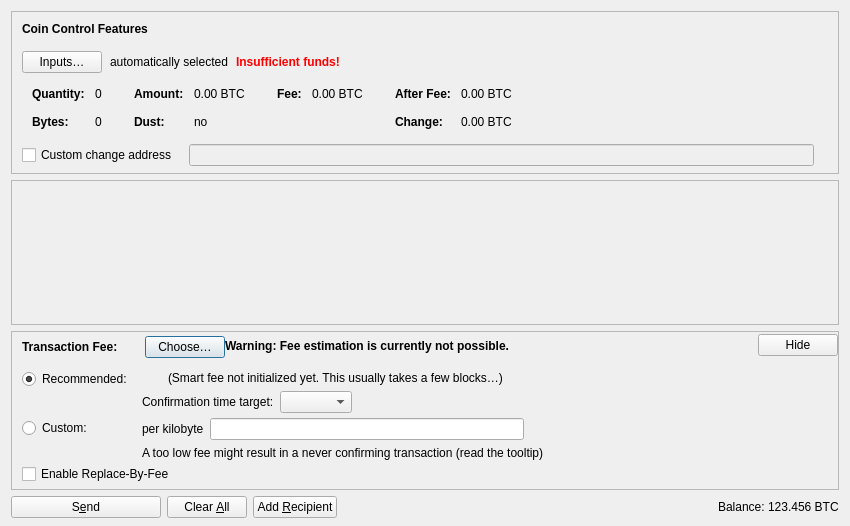
The window that src/qt/forms/sendcoinsdialog.ui (bitweb-project/bitweb) describes before a commit, drawn with Qt 5.
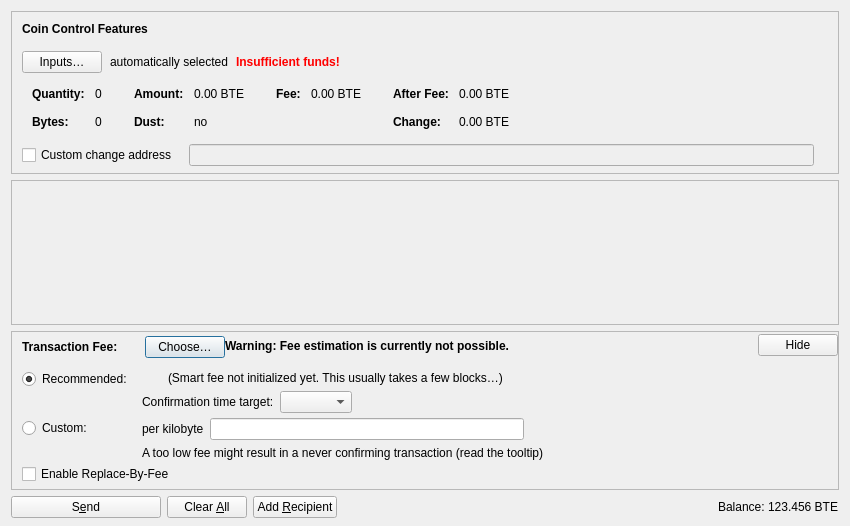
The same window after the commit. Icons and pictures are not drawn. Custom widgets are drawn as their Qt base class.

```diff
--- a/src/qt/forms/sendcoinsdialog.ui
+++ b/src/qt/forms/sendcoinsdialog.ui
@@ -324,7 +324,7 @@
                   <enum>Qt::ActionsContextMenu</enum>
                  </property>
                  <property name="text">
-                  <string notr="true">0.00 BTC</string>
+                  <string notr="true">0.00 BTE</string>
                  </property>
                  <property name="textInteractionFlags">
                   <set>Qt::LinksAccessibleByMouse|Qt::TextSelectableByKeyboard|Qt::TextSelectableByMouse</set>
@@ -404,7 +404,7 @@
                   <enum>Qt::ActionsContextMenu</enum>
                  </property>
                  <property name="text">
-                  <string notr="true">0.00 BTC</string>
+                  <string notr="true">0.00 BTE</string>
                  </property>
                  <property name="textInteractionFlags">
                   <set>Qt::LinksAccessibleByMouse|Qt::TextSelectableByKeyboard|Qt::TextSelectableByMouse</set>
@@ -455,7 +455,7 @@
                   <enum>Qt::ActionsContextMenu</enum>
                  </property>
                  <property name="text">
-                  <string notr="true">0.00 BTC</string>
+                  <string notr="true">0.00 BTE</string>
                  </property>
                  <property name="textInteractionFlags">
                   <set>Qt::LinksAccessibleByMouse|Qt::TextSelectableByKeyboard|Qt::TextSelectableByMouse</set>
@@ -484,7 +484,7 @@
                   <enum>Qt::ActionsContextMenu</enum>
                  </property>
                  <property name="text">
-                  <string notr="true">0.00 BTC</string>
+                  <string notr="true">0.00 BTE</string>
                  </property>
                  <property name="textInteractionFlags">
                   <set>Qt::LinksAccessibleByMouse|Qt::TextSelectableByKeyboard|Qt::TextSelectableByMouse</set>
@@ -1214,7 +1214,7 @@
           <cursorShape>IBeamCursor</cursorShape>
          </property>
          <property name="text">
-          <string notr="true">123.456 BTC</string>
+          <string notr="true">123.456 BTE</string>
          </property>
          <property name="textInteractionFlags">
           <set>Qt::LinksAccessibleByMouse|Qt::TextSelectableByKeyboard|Qt::TextSelectableByMouse</set>
```
Left out of the diff: 2 changed lines with no effect on the pictures.
